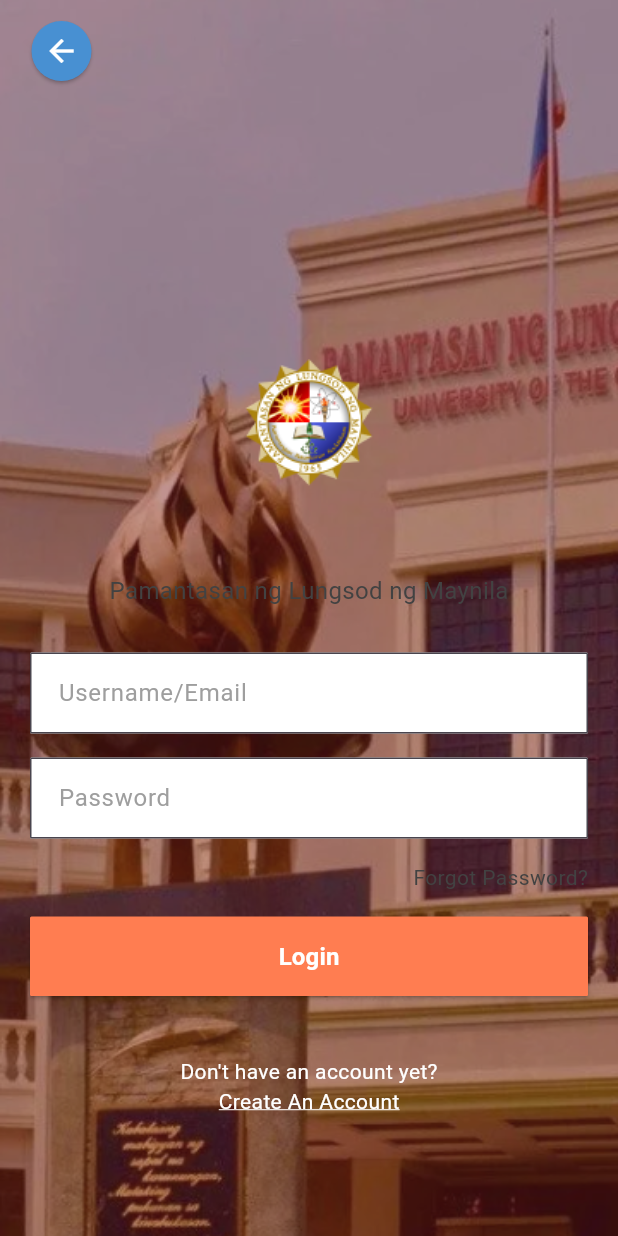
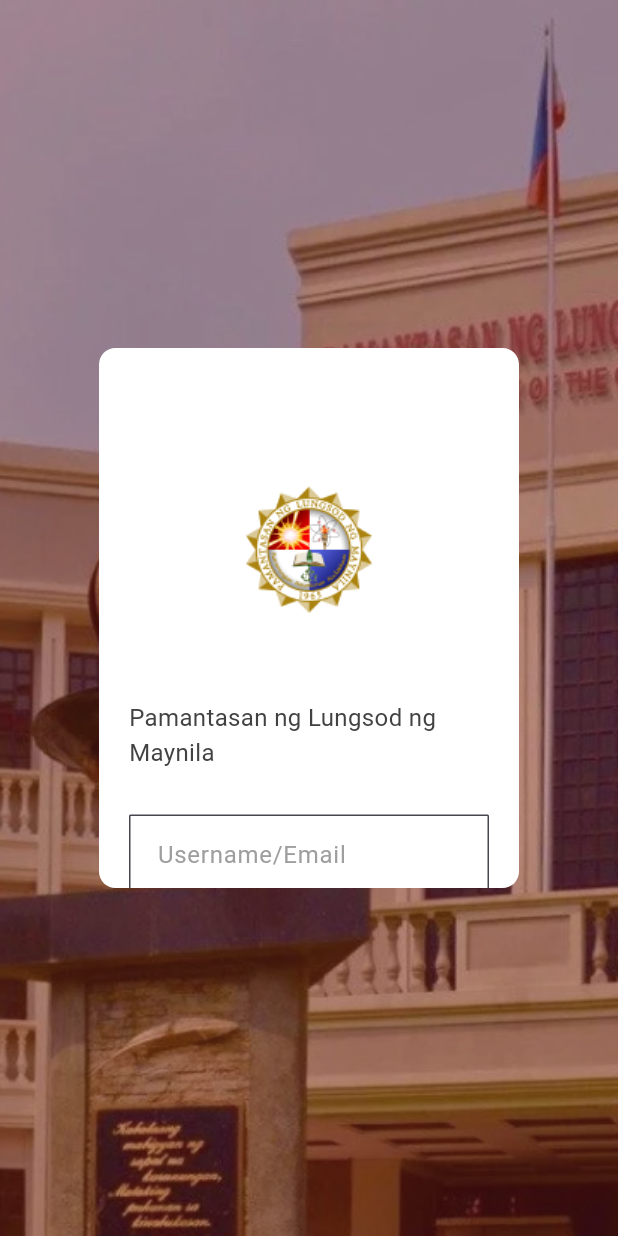
Before and after one commit to Hestice/plm_crs_undergrad_mobile, a Flutter app: the screen it shows after launch, on a phone screen of 412 x 824 dp. Run offline on Flutter 3.47's test engine with Material 2 defaults, Android fonts, the phone set to English and light mode, and no system bars; our stand-ins replace form_validator, go_router.

Commit message:
login screen

```diff
--- a/lib/screens/login_screen.dart
+++ b/lib/screens/login_screen.dart
@@ -9,6 +9,7 @@
   @override
   _LoginScreenState createState() => _LoginScreenState();
 }
+
 class _LoginScreenState extends State<LoginScreen> {
   final _formKey = GlobalKey<FormState>();
   final TextEditingController emailController = TextEditingController();
@@ -16,71 +17,47 @@
 
   @override
   Widget build(BuildContext context) {
-    return
-    Container(
+    return Scaffold(
+      body: Container(
         decoration: BoxDecoration(
           image: DecorationImage(
             image: AssetImage('assets/images/mainscreen_bg.png'),
             fit: BoxFit.cover,
           ),
         ),
-      child: Scaffold(
-      backgroundColor: Colors.transparent,
-      body: SafeArea(
-          child: Stack(
-            children: [
-              Positioned(
-                top: 10,
-                left: 5,
-                child: ElevatedButton(
-                  style: ElevatedButton.styleFrom(
-                    primary: Color(0xFF4890D2),
-                    shape: CircleBorder(),
+        child: Center(
+          child: Container(
+            height: 360,
+            width: 280,
+            decoration: BoxDecoration(
+              color: Colors.white,
+              borderRadius: BorderRadius.circular(11),
             ),
-                  onPressed: () {
-                    GoRouter.of(context).go('/');
-                    print('Back Button Clicked');
-                  },
-                  child: Icon(
-                    Icons.arrow_back,
-                    color: Colors.white,
-                    size: 24,
-                  ),
-                ),
-              ),
-              Positioned(
-                bottom: 0,
-                left: 0,
-                right: 0,
-                child: Container(
-                    decoration: const BoxDecoration(
-                    color: Colors.transparent,
-                  ),
-                  child: Flexible(
             child: Padding(
-                      padding: const EdgeInsets.fromLTRB(20, 0, 20, 140),
+              padding: const EdgeInsets.fromLTRB(20, 0, 20, 0),
               child: SingleChildScrollView(
                 child: Column(
                   crossAxisAlignment: CrossAxisAlignment.start,
                   children: [
+                    const SizedBox(height: 35),
                     Align(
                       alignment: Alignment.topCenter,
                       child: Column(
                         children: [
-                                  const SizedBox(height: 35),
                           Image.asset(
                             'assets/images/plm_logo.png',
                             height: 200,
                           ),
                           const Text(
                             'Pamantasan ng Lungsod ng Maynila',
-                                    style: TextStyle(color: Color(0xFF424242), fontSize: 16),
+                            style:
+                                TextStyle(color: Color(0xFF424242), fontSize: 16),
                           ),
                           const SizedBox(height: 30),
                         ],
                       ),
                     ),
-                            //Text field for username/email
+                    // Text field for username/email
                     TextFieldCommon(
                       controller: emailController,
                       hintText: 'Username/Email',
@@ -89,7 +66,7 @@
                     ),
                     SizedBox(height: 16.0),
 
-                            //Text field for password
+                    // Text field for password
                     TextFieldCommon(
                       controller: passwordController,
                       hintText: 'Password',
@@ -98,7 +75,7 @@
                     ),
                     SizedBox(height: 16.0),
 
-                            //forgot password
+                    // Forgot password
                     GestureDetector(
                       onTap: () {
                         print('Forgot Password? Clicked');
@@ -113,15 +90,14 @@
                     ),
                     SizedBox(height: 16.0),
 
-                            //Login button
+                    // Login button
                     ElevatedButton(
                       onPressed: () {
-                                GoRouter.of(context).go('/terms_and_conditions_screen');
+                        GoRouter.of(context).go('/home');
                         // Implement login button functionality here
                       },
                       style: ElevatedButton.styleFrom(
-                                backgroundColor:
-                                Color.fromARGB(255, 255, 125, 81),
+                        backgroundColor: Color(0xFFC83B), // Corrected color code
                         padding: const EdgeInsets.symmetric(vertical: 15),
                         shape: RoundedRectangleBorder(
                           borderRadius: BorderRadius.circular(1.0),
@@ -145,43 +121,6 @@
           ),
         ),
       ),
-              Align(
-                alignment: Alignment.bottomCenter,
-                child: Padding(
-                padding: const EdgeInsets.only(bottom: 100.0),
-                child: Text(
-                  "Don't have an account yet?",
-                  style: TextStyle(
-                    color: Colors.white,
-                    ),
-                  ),
-                ),
-              ),
-              GestureDetector(
-                onTap: () {
-                  print('Create an account? Clicked');
-                  GoRouter.of(context).go('/create_account_screen');
-
-                },
-                child: Align(
-                  alignment: Alignment.bottomCenter,
-                  child: Padding(
-                  padding: const EdgeInsets.only(bottom: 80.0),
-                  child: Text(
-                    'Create An Account',
-                    style: TextStyle(
-                      decoration: TextDecoration.underline,
-                      decorationColor: Colors.white,
-                      color: Colors.white
-                    ),
-                  ),
-                  ),
-                ),
-              ),
-            ]
-          ),
-        ),
-      ),
     );
   }
 }
```
Lines whose indentation alone changed are shown as unchanged.
